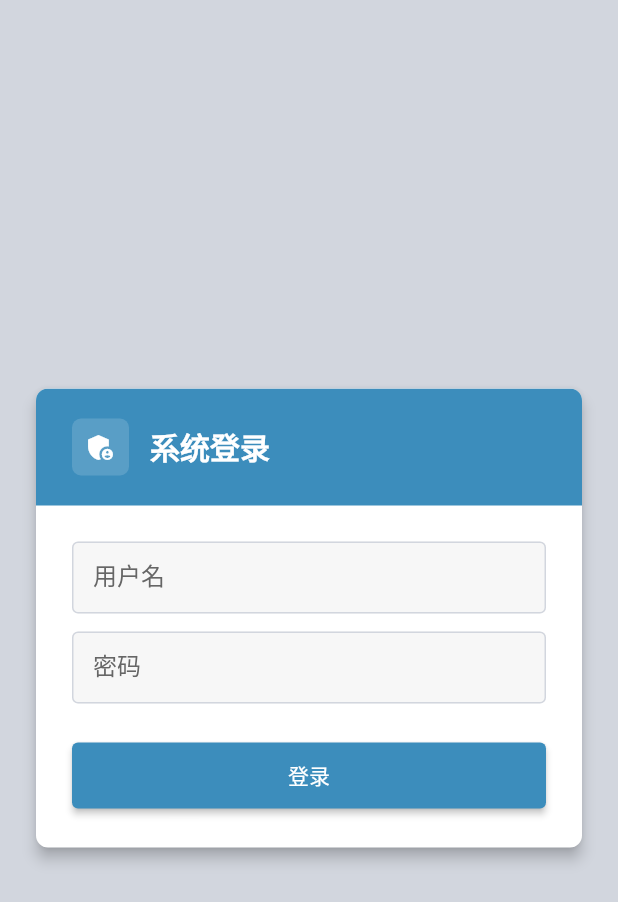
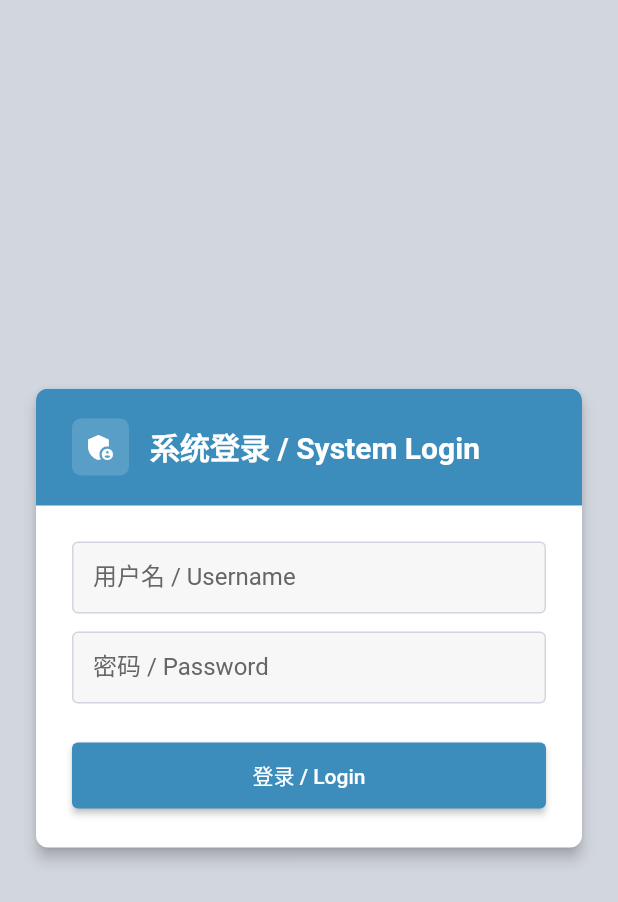
Before and after one commit to thelastsun2023/boc, a Flutter app: the screen it shows after launch, on a phone screen of 412 x 824 dp. Shown: the top 902 px of the screen. Run offline on Flutter 3.47's test engine with Material 3 defaults, Android fonts, the phone set to English and light mode, and no system bars; our stand-ins replace image_picker, sqflite; missing offline and left inert: crop_your_image, dart:js_interop; accounts and stored records are empty.

Commit message:
feat: make login page bilingual

```diff
--- a/lib/pages/login_page.dart
+++ b/lib/pages/login_page.dart
@@ -28,9 +28,11 @@ class _LoginPageState extends State<LoginPage> {
     final user = _userCtrl.text.trim();
     final pass = _passCtrl.text;
     if (user.isEmpty || pass.isEmpty) {
-      ScaffoldMessenger.of(
-        context,
-      ).showSnackBar(const SnackBar(content: Text('请输入用户名和密码')));
+      ScaffoldMessenger.of(context).showSnackBar(
+        const SnackBar(
+          content: Text('请输入用户名和密码 / Please enter username and password'),
+        ),
+      );
       return;
     }
 
@@ -42,9 +44,11 @@ class _LoginPageState extends State<LoginPage> {
       }
 
       if (loginResult == null) {
-        ScaffoldMessenger.of(
-          context,
-        ).showSnackBar(const SnackBar(content: Text('用户名或密码错误')));
+        ScaffoldMessenger.of(context).showSnackBar(
+          const SnackBar(
+            content: Text('用户名或密码错误 / Invalid username or password'),
+          ),
+        );
         return;
       }
 
@@ -76,7 +80,7 @@ class _LoginPageState extends State<LoginPage> {
       }
       ScaffoldMessenger.of(
         context,
-      ).showSnackBar(SnackBar(content: Text('登录失败: $e')));
+      ).showSnackBar(SnackBar(content: Text('登录失败 / Login failed: $e')));
     } finally {
       if (mounted) {
         setState(() => _loading = false);
@@ -123,7 +127,7 @@ class _LoginPageState extends State<LoginPage> {
                         ),
                         const SizedBox(width: 14),
                         const Text(
-                          '系统登录',
+                          '系统登录 / System Login',
                           style: TextStyle(
                             color: Colors.white,
                             fontSize: 20,
@@ -140,12 +144,16 @@ class _LoginPageState extends State<LoginPage> {
                       children: [
                         TextField(
                           controller: _userCtrl,
-                          decoration: const InputDecoration(labelText: '用户名'),
+                          decoration: const InputDecoration(
+                            labelText: '用户名 / Username',
+                          ),
                         ),
                         const SizedBox(height: 12),
                         TextField(
                           controller: _passCtrl,
-                          decoration: const InputDecoration(labelText: '密码'),
+                          decoration: const InputDecoration(
+                            labelText: '密码 / Password',
+                          ),
                           obscureText: true,
                           onSubmitted: (_) => _loading ? null : _doLogin(),
                         ),
@@ -163,7 +171,7 @@ class _LoginPageState extends State<LoginPage> {
                                       color: Colors.white,
                                     ),
                                   )
-                                : const Text('登录'),
+                                : const Text('登录 / Login'),
                           ),
                         ),
                       ],
```
